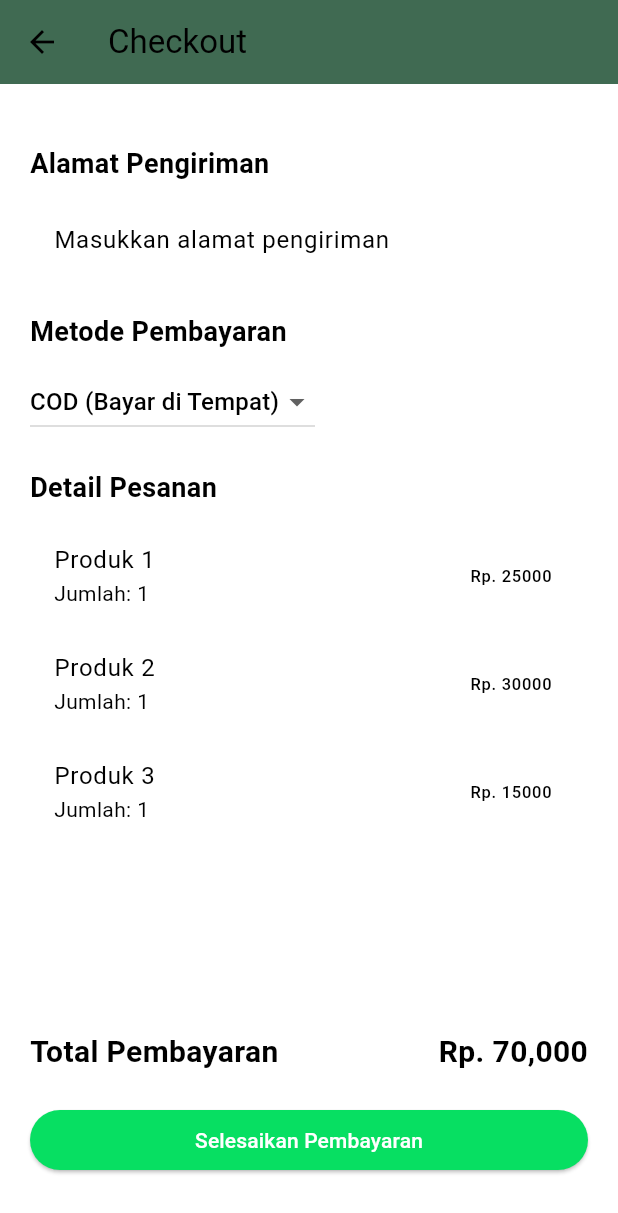
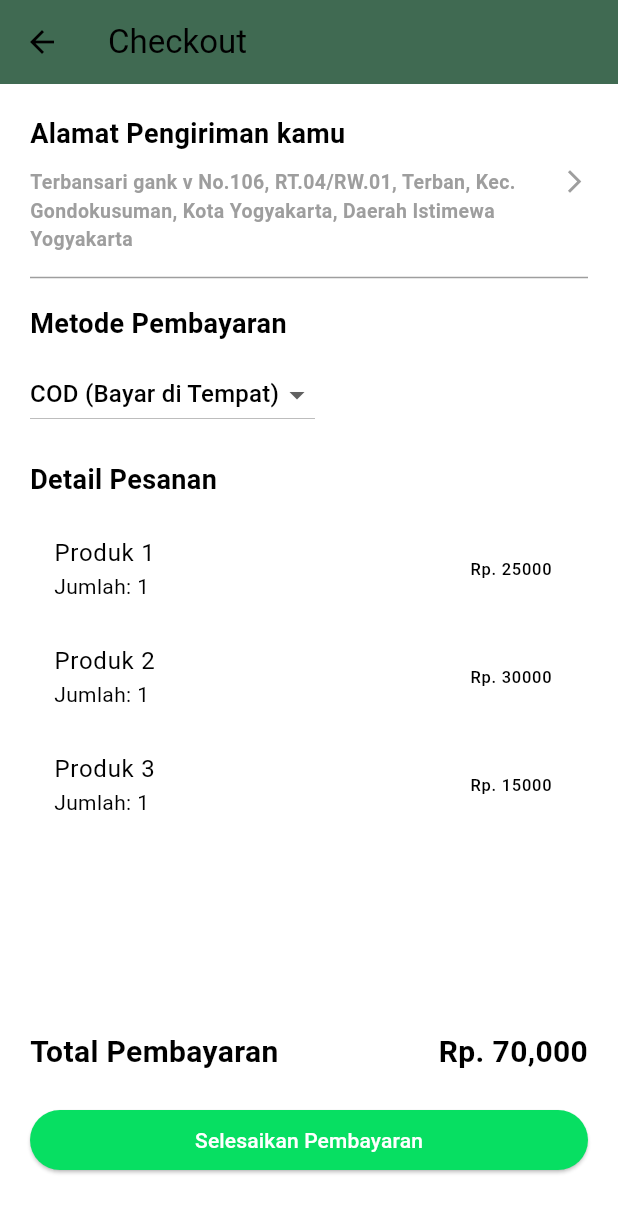
Before and after one commit to firdausmuh/agrolink_app, a Flutter app: the CheckoutScreen screen opened directly, on a phone screen of 412 x 824 dp. Shown: the top 1213 px of the screen. Run offline on Flutter 3.47's test engine with Material 3 defaults, Android fonts, the phone set to English and light mode, and no system bars; our stand-ins replace shared_preferences; missing offline and left inert: dart:ffi; accounts and stored records are empty.

Commit message:
update screen checkout

```diff
--- a/lib/screens/keranjang/checkout_screen.dart
+++ b/lib/screens/keranjang/checkout_screen.dart
@@ -41,24 +41,49 @@ class _CheckoutScreenState extends State<CheckoutScreen> {
         child: Column(
           crossAxisAlignment: CrossAxisAlignment.start,
           children: [
-            const SizedBox(height: 20),
+
             const Text(
-              'Alamat Pengiriman',
-              style: TextStyle(fontWeight: FontWeight.w700, fontSize: 18),
+              'Alamat Pengiriman kamu',
+              style: TextStyle(
+                fontWeight: FontWeight.w700,
+                fontSize: 18,
+              ),
             ),
             const SizedBox(height: 10),
-            TextFormField(
-              onChanged: (value) {
-                setState(() {
-                  alamat = value;
-                });
-              },
-              decoration: InputDecoration(
-                labelText: 'Masukkan alamat pengiriman',
-                border: OutlineInputBorder(),
-              ),
+            Row(
+              crossAxisAlignment: CrossAxisAlignment.start,
+              mainAxisAlignment: MainAxisAlignment.spaceBetween,
+              children: [
+                Expanded(
+                  child: Text(
+                    'Terbansari gank v No.106, RT.04/RW.01, Terban, Kec. '
+                        'Gondokusuman, Kota Yogyakarta, Daerah Istimewa Yogyakarta',
+                    style: TextStyle(
+                      fontWeight: FontWeight.w700,
+                      fontSize: 13,
+                      color: Colors.grey,
+                    ),
+                    maxLines: 3, // Membatasi jumlah baris
+                    overflow: TextOverflow.ellipsis, // Menambahkan ... jika teks terlalu panjang
+                  ),
+                ),
+                const SizedBox(width: 8), // Memberikan jarak antara teks dan ikon
+                const Icon(
+                  Icons.arrow_forward_ios,
+                  size: 18,
+                  color: Colors.grey,
+                ),
+              ],
             ),
-            const SizedBox(height: 20),
+            const SizedBox(height: 8), // Jarak antara Row dan Divider
+            const Divider(
+              color: Colors.grey, // Warna garis
+              thickness: 1, // Ketebalan garis
+            ),
+            // Produk yang di beli
+
+            const SizedBox(height: 10),
+
             const Text(
               'Metode Pembayaran',
               style: TextStyle(fontWeight: FontWeight.w700, fontSize: 18),
```
Also changed, not shown: lib/components/produk_retailer/retailer_card.dart (+1 -27 lines).
